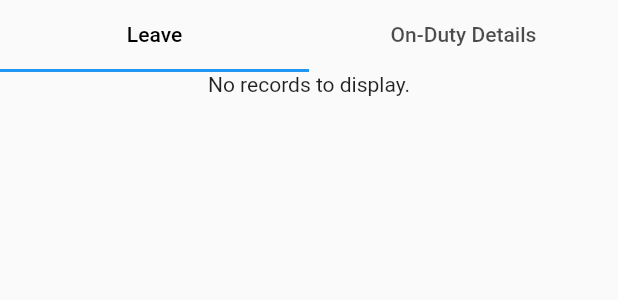
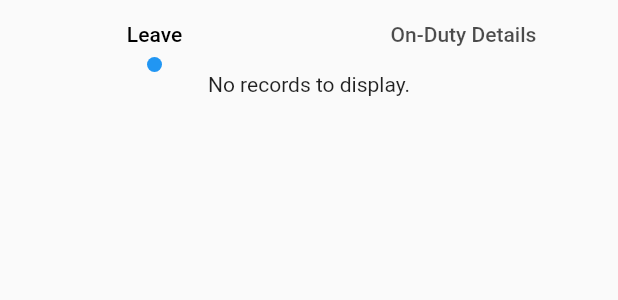
Before and after one commit to hiruthicShaSS/eduserveMinimal, a Flutter app: the LeaveInformation widget shown alone on an empty page, opened directly, on a phone screen of 412 x 824 dp. Shown: the top 300 px of the screen. Run offline on Flutter 3.47's test engine with Material 2 defaults, Android fonts, the phone set to English and light mode, and no system bars; our stand-ins replace auto_size_text, connectivity, fl_chart, flutter_rating_bar, fluttertoast, font_awesome_flutter and 6 more; missing offline and left inert: beautifulsoup, new_version, quick_actions; accounts and stored records are empty; network calls fail; project files that could hold a hidden picture were left out.

Commit message:
Some wired erros fixed and home pgae container padding fixed Tab bar indicator changed

```diff
--- a/lib/screens/home/pages/home_page.dart
+++ b/lib/screens/home/pages/home_page.dart
@@ -55,7 +55,7 @@ class HomePage extends StatelessWidget {
               floating: true,
               flexibleSpace: FlexibleSpaceBar(
                 background: Padding(
-                  padding: const EdgeInsets.only(top: 100),
+                  padding: const EdgeInsets.only(top: 80),
                   child: AttendanceContainer(),
                 ),
               ),
--- /dev/null
+++ b/lib/screens/home/widgets/dot_tab_bar_indeicator.dart
@@ -0,0 +1,27 @@
+import 'package:flutter/material.dart';
+
+class CircleTabIndicator extends Decoration {
+  final BoxPainter _painter;
+
+  CircleTabIndicator({required Color color, required double radius}) : _painter = _CirclePainter(color, radius);
+
+  @override
+  BoxPainter createBoxPainter([VoidCallback? onChanged]) => _painter;
+
+}
+
+class _CirclePainter extends BoxPainter {
+  final Paint _paint;
+  final double radius;
+
+  _CirclePainter(Color color, this.radius)
+      : _paint = Paint()
+          ..color = color
+          ..isAntiAlias = true;
+
+  @override
+  void paint(Canvas canvas, Offset offset, ImageConfiguration cfg) {
+    final Offset circleOffset = offset + Offset(cfg.size!.width / 2, cfg.size!.height - radius);
+    canvas.drawCircle(circleOffset, radius, _paint);
+  }
+}
--- a/lib/screens/home/widgets/leave_information.dart
+++ b/lib/screens/home/widgets/leave_information.dart
@@ -1,5 +1,6 @@
 // Flutter imports:
 import 'package:eduserveMinimal/models/leave.dart';
+import 'package:eduserveMinimal/screens/home/widgets/dot_tab_bar_indeicator.dart';
 import 'package:eduserveMinimal/service/leave_info.dart';
 import 'package:flutter/material.dart';
 
@@ -43,21 +44,20 @@ class _LeaveInformationState extends State<LeaveInformation>
           TabBar(
             controller: _tabController,
             tabs: [
-              Tab(
-                text: "Leave",
-              ),
-              Tab(
-                text: "On-Duty Details",
-              ),
+              Tab(text: "Leave"),
+              Tab(text: "On-Duty Details"),
             ],
+            indicator: CircleTabIndicator(
+                color: Theme.of(context).primaryColor, radius: 5),
             labelColor:
                 ThemeProvider.currentThemeData!.textTheme.bodyText1!.color,
+            overlayColor: MaterialStateProperty.resolveWith(
+                (states) => Colors.transparent),
           ),
           Expanded(
             child: FutureBuilder(
               future: getLeaveInfo(),
-              builder: (context,
-                  AsyncSnapshot<Leave> snapshot) {
+              builder: (context, AsyncSnapshot<Leave> snapshot) {
                 if (snapshot.connectionState == ConnectionState.done) {
                   if (snapshot.hasError) {
                     print(snapshot);
--- a/lib/service/student_info.dart
+++ b/lib/service/student_info.dart
@@ -16,7 +16,7 @@ Future<Map> getInfo() async {
 
   var soup = Beautifulsoup(studentHomePage);
   List basicInfo =
-      soup.find_all("span").map((e) => (e.innerHtml)).toList().sublist(54);
+      soup.find_all("span").map((e) => (e.innerHtml)).toList().sublist(53);
   String? studentImage =
       soup.find_all("img").map((e) => (e.attributes["src"])).toList()[2];
   String? qrImage =
@@ -99,9 +99,9 @@ Future<Map> getInfo() async {
 
   // generate Map of infromation
   Map data = new Map();
-  basicInfoKeys.asMap().forEach((i, element) {
+
+  for (int i = 0; i < basicInfoKeys.length; i++)
     data[basicInfoKeys[i]] = basicInfo[i];
-  });
 
   data["leaveApplications"] = leaveApplication;
 
@@ -116,7 +116,6 @@ Future<Map> getInfo() async {
       headers: httpHeaders);
   data["qrImage"] = qrCodeResponse.bodyBytes;
 
-
   Scraper.cache["user"] = data;
   return data;
 }
```
